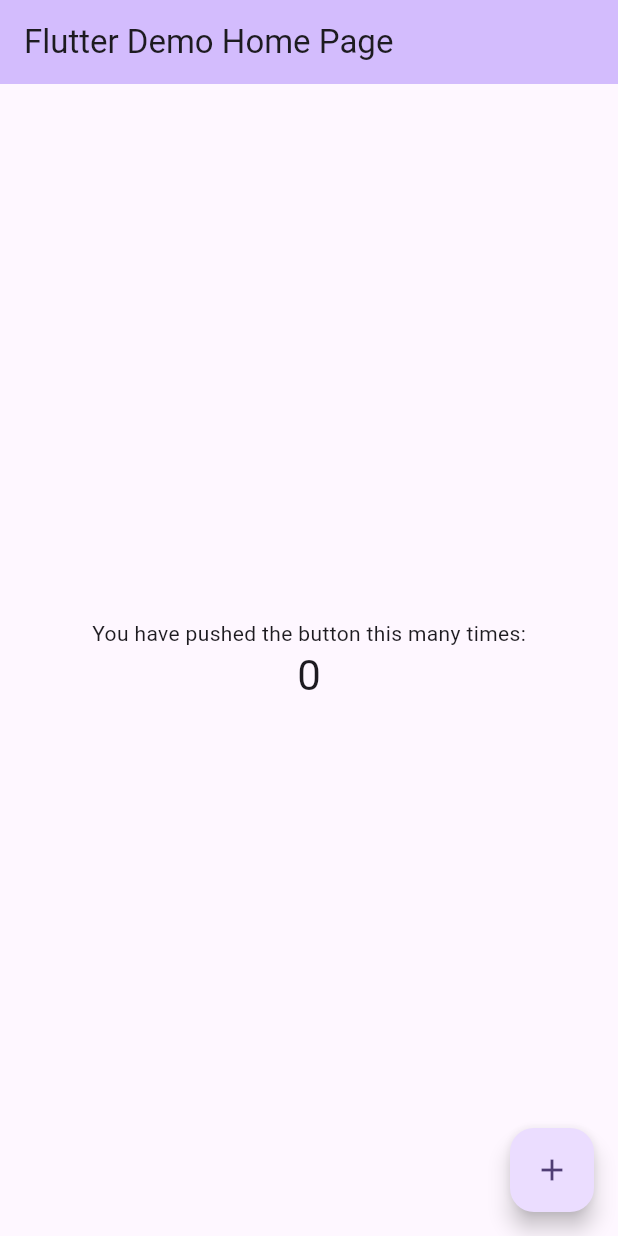
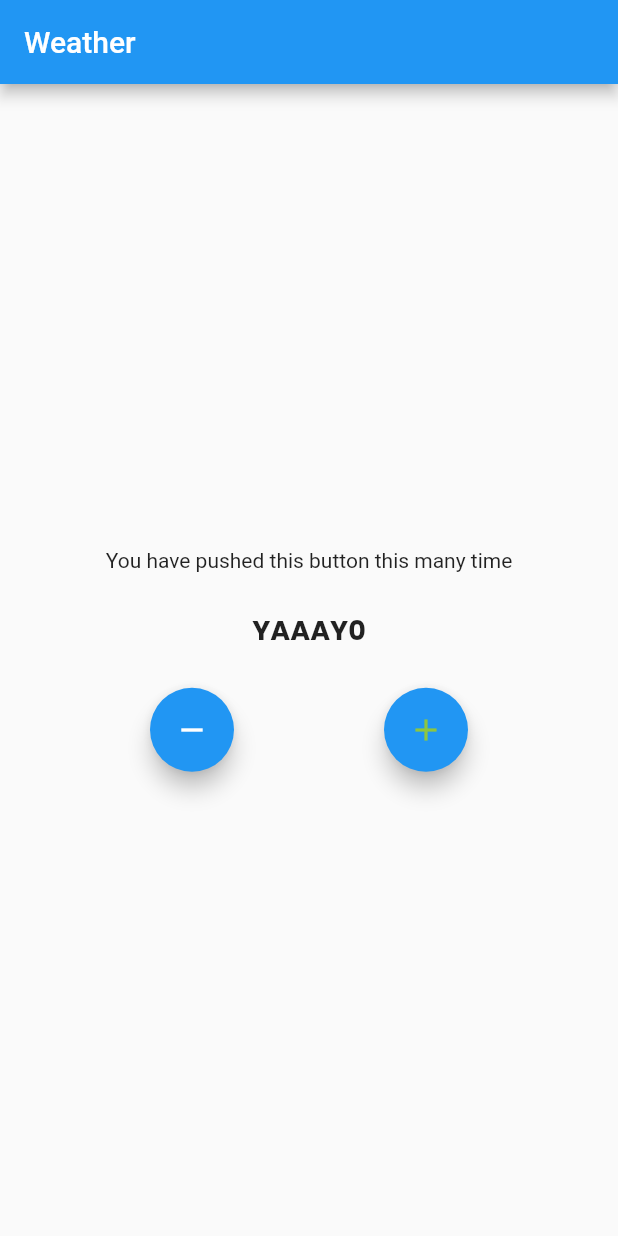
Before and after one commit to Chiyembekezo/weather_app, a Flutter app: the screen it shows after launch, on a phone screen of 412 x 824 dp. Run offline on Flutter 3.47's test engine with Material 2 defaults, Android fonts, the phone set to English and light mode, and no system bars; our stand-ins replace bloc, flutter_bloc, google_fonts.

Commit message:
cubit lesson

```diff
--- /dev/null
+++ b/lib/cubit/counter_cubit_cubit.dart
@@ -0,0 +1,12 @@
+import 'package:bloc/bloc.dart';
+
+part 'counter_cubit_state.dart';
+
+class CounterCubitCubit extends Cubit<CounterCubitState> {
+  CounterCubitCubit() : super(CounterCubitState(counterValue: 0));
+
+  void increment() =>
+      emit(CounterCubitState(counterValue: state.counterValue + 1));
+  void decrement() =>
+      emit(CounterCubitState(counterValue: state.counterValue - 1));
+}
--- /dev/null
+++ b/lib/cubit/counter_cubit_state.dart
@@ -0,0 +1,9 @@
+part of 'counter_cubit_cubit.dart';
+
+class CounterCubitState {
+  int counterValue;
+
+  CounterCubitState({
+    required this.counterValue,
+  });
+}
--- a/lib/main.dart
+++ b/lib/main.dart
@@ -1,4 +1,7 @@
 import 'package:flutter/material.dart';
+import 'package:flutter_bloc/flutter_bloc.dart';
+import 'package:google_fonts/google_fonts.dart';
+import 'package:weather_app/cubit/counter_cubit_cubit.dart';
 
 void main() {
   runApp(const MyApp());
@@ -10,116 +13,96 @@ class MyApp extends StatelessWidget {
   // This widget is the root of your application.
   @override
   Widget build(BuildContext context) {
-    return MaterialApp(
-      title: 'Flutter Demo',
-      theme: ThemeData(
-        // This is the theme of your application.
-        //
-        // TRY THIS: Try running your application with "flutter run". You'll see
-        // the application has a blue toolbar. Then, without quitting the app,
-        // try changing the seedColor in the colorScheme below to Colors.green
-        // and then invoke "hot reload" (save your changes or press the "hot
-        // reload" button in a Flutter-supported IDE, or press "r" if you used
-        // the command line to start the app).
-        //
-        // Notice that the counter didn't reset back to zero; the application
-        // state is not lost during the reload. To reset the state, use hot
-        // restart instead.
-        //
-        // This works for code too, not just values: Most code changes can be
-        // tested with just a hot reload.
-        colorScheme: ColorScheme.fromSeed(seedColor: Colors.deepPurple),
-        useMaterial3: true,
+    return BlocProvider<CounterCubitCubit>(
+      create: (context) => CounterCubitCubit(),
+      child: const MaterialApp(
+        debugShowCheckedModeBanner: false,
+        home: MyHomePage(),
       ),
-      home: const MyHomePage(title: 'Flutter Demo Home Page'),
     );
   }
 }
 
 class MyHomePage extends StatefulWidget {
-  const MyHomePage({super.key, required this.title});
-
-  // This widget is the home page of your application. It is stateful, meaning
-  // that it has a State object (defined below) that contains fields that affect
-  // how it looks.
-
-  // This class is the configuration for the state. It holds the values (in this
-  // case the title) provided by the parent (in this case the App widget) and
-  // used by the build method of the State. Fields in a Widget subclass are
-  // always marked "final".
-
-  final String title;
+  const MyHomePage({super.key});
 
   @override
   State<MyHomePage> createState() => _MyHomePageState();
 }
 
 class _MyHomePageState extends State<MyHomePage> {
-  int _counter = 0;
-
-  void _incrementCounter() {
-    setState(() {
-      // This call to setState tells the Flutter framework that something has
-      // changed in this State, which causes it to rerun the build method below
-      // so that the display can reflect the updated values. If we changed
-      // _counter without calling setState(), then the build method would not be
-      // called again, and so nothing would appear to happen.
-      _counter++;
-    });
-  }
-
   @override
   Widget build(BuildContext context) {
-    // This method is rerun every time setState is called, for instance as done
-    // by the _incrementCounter method above.
-    //
-    // The Flutter framework has been optimized to make rerunning build methods
-    // fast, so that you can just rebuild anything that needs updating rather
-    // than having to individually change instances of widgets.
     return Scaffold(
       appBar: AppBar(
-        // TRY THIS: Try changing the color here to a specific color (to
-        // Colors.amber, perhaps?) and trigger a hot reload to see the AppBar
-        // change color while the other colors stay the same.
-        backgroundColor: Theme.of(context).colorScheme.inversePrimary,
-        // Here we take the value from the MyHomePage object that was created by
-        // the App.build method, and use it to set our appbar title.
-        title: Text(widget.title),
+        title: Text('Weather'),
       ),
       body: Center(
-        // Center is a layout widget. It takes a single child and positions it
-        // in the middle of the parent.
         child: Column(
-          // Column is also a layout widget. It takes a list of children and
-          // arranges them vertically. By default, it sizes itself to fit its
-          // children horizontally, and tries to be as tall as its parent.
-          //
-          // Column has various properties to control how it sizes itself and
-          // how it positions its children. Here we use mainAxisAlignment to
-          // center the children vertically; the main axis here is the vertical
-          // axis because Columns are vertical (the cross axis would be
-          // horizontal).
-          //
-          // TRY THIS: Invoke "debug painting" (choose the "Toggle Debug Paint"
-          // action in the IDE, or press "p" in the console), to see the
-          // wireframe for each widget.
           mainAxisAlignment: MainAxisAlignment.center,
           children: <Widget>[
-            const Text(
-              'You have pushed the button this many times:',
+            const Text('You have pushed this button this many time'),
+            const SizedBox(
+              height: 25,
             ),
-            Text(
-              '$_counter',
-              style: Theme.of(context).textTheme.headlineMedium,
+            BlocBuilder<CounterCubitCubit, CounterCubitState>(
+              builder: (context, state) {
+                if(state.counterValue < 0){
+                  return Text(
+                    'BBR, NEGATIVE' + state.counterValue.toString(),
+                    style: GoogleFonts.poppins(
+                        fontWeight: FontWeight.bold, fontSize: 18),
+                  );
+                }
+                else if(state.counterValue %2 ==0) {
+                  return Text(
+                    'YAAAY' + state.counterValue.toString(),
+                    style: GoogleFonts.poppins(
+                        fontWeight: FontWeight.bold, fontSize: 18),
+                  );
+                }
+                else if(state.counterValue == 5){
+                  return Text(
+                    'HMM, NUMBER 5' + state.counterValue.toString(),
+                    style: GoogleFonts.poppins(
+                        fontWeight: FontWeight.bold, fontSize: 18),
+                  );
+                } else
+                  return Text(
+                    state.counterValue.toString(),
+                    style: GoogleFonts.poppins(
+                        fontWeight: FontWeight.bold, fontSize: 18),
+                  );
+              },
             ),
+            const SizedBox(
+              height: 25,
+            ),
+            Row(
+              mainAxisAlignment: MainAxisAlignment.spaceEvenly,
+              children: [
+                FloatingActionButton(
+                  onPressed: () {
+                    BlocProvider.of<CounterCubitCubit>(context).decrement();
+                  },
+                  tooltip: 'Decrease',
+                  child: Icon(Icons.remove),
+                ),
+                FloatingActionButton(
+                  onPressed: () {
+                    BlocProvider.of<CounterCubitCubit>(context).increment();
+                  },
+                  tooltip: 'Increase',
+                  child: const Icon(
+                    Icons.add,
+                    color: Color(0xff8DC63F),
+                  ),
+                )
+              ],
+            )
           ],
         ),
       ),
-      floatingActionButton: FloatingActionButton(
-        onPressed: _incrementCounter,
-        tooltip: 'Increment',
-        child: const Icon(Icons.add),
-      ), // This trailing comma makes auto-formatting nicer for build methods.
     );
   }
 }
```
Also changed, not shown: pubspec.yaml (+4 -17 lines), pubspec.lock, 1 other file.
